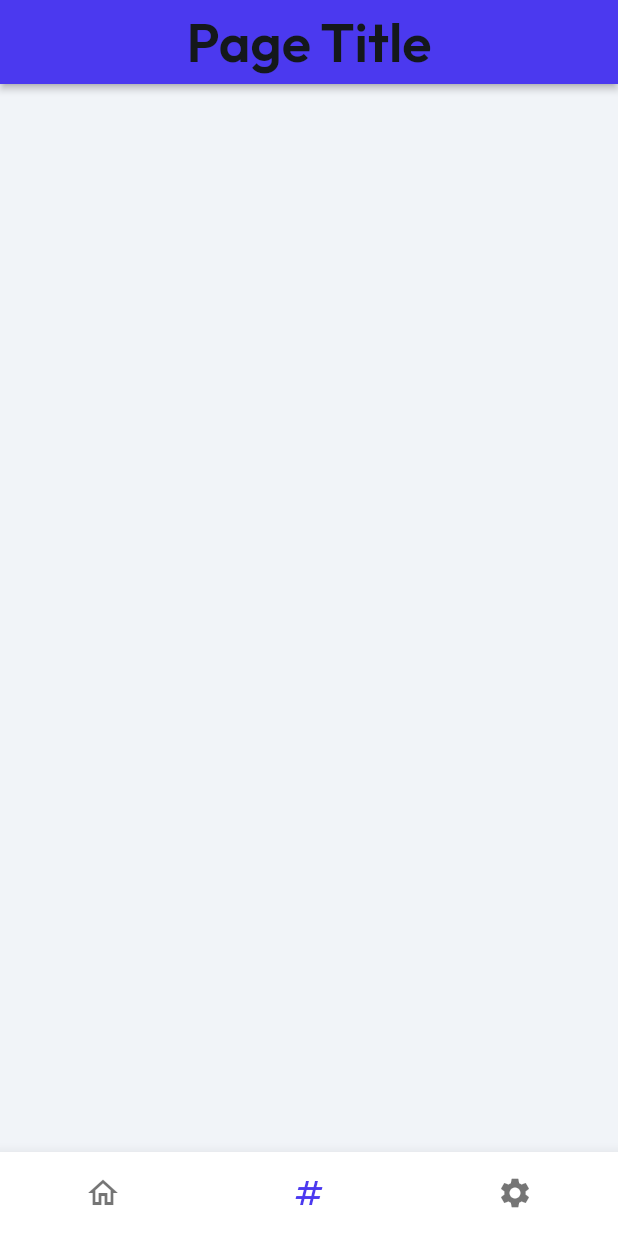
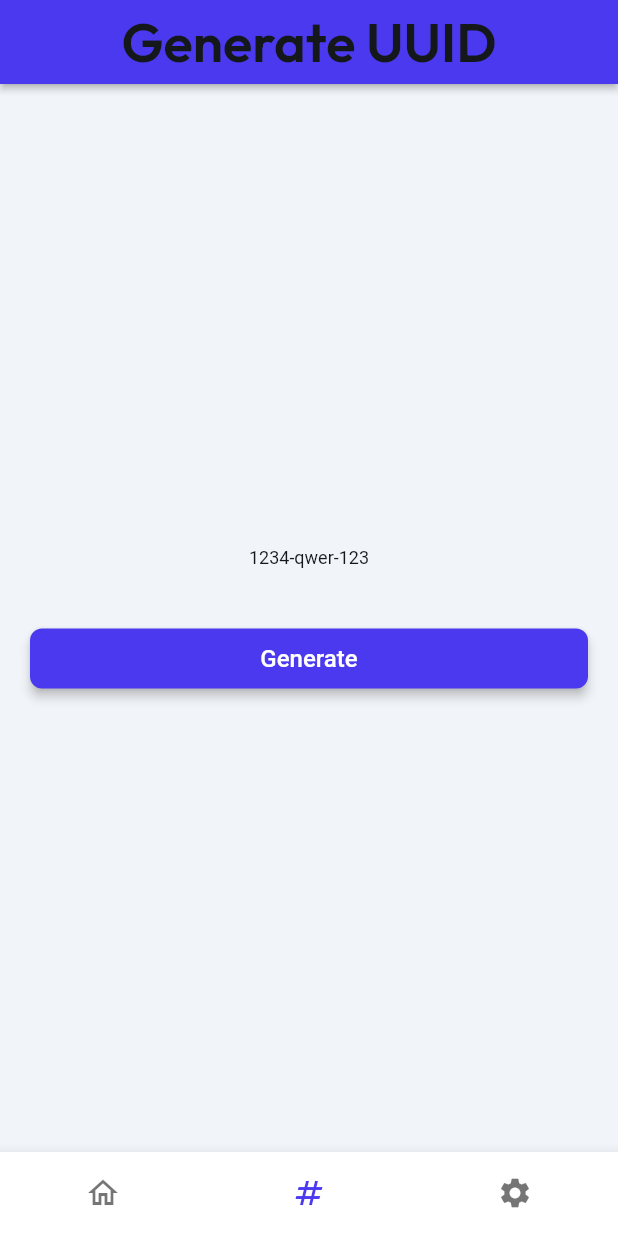
Before and after one commit to smarts-uz/flutterflow-custom-action, a Flutter app: the screen it shows after launch, item 2 of the bottom bar chosen, on a phone screen of 412 x 824 dp. Run offline on Flutter 3.47's test engine with Material 2 defaults, Android fonts, the phone set to English and light mode, and no system bars; drawn by our look-alikes of auto_size_text; our stand-ins replace font_awesome_flutter, from_css_color, go_router, google_fonts, page_transition, shared_preferences and 1 more; missing offline and left inert: json_path; network calls fail; Roboto replaces fonts that are missing (Readex Pro).

Commit message:
added uuidGenerate custom action

```diff
--- a/lib/uuid_generate_page/uuid_generate_page_model.dart
+++ b/lib/uuid_generate_page/uuid_generate_page_model.dart
@@ -1,6 +1,7 @@
 import '/flutter_flow/flutter_flow_theme.dart';
 import '/flutter_flow/flutter_flow_util.dart';
 import '/flutter_flow/flutter_flow_widgets.dart';
+import '/custom_code/actions/index.dart' as actions;
 import 'uuid_generate_page_widget.dart' show UuidGeneratePageWidget;
 import 'package:flutter/material.dart';
 import 'package:google_fonts/google_fonts.dart';
@@ -10,6 +11,8 @@ class UuidGeneratePageModel extends FlutterFlowModel<UuidGeneratePageWidget> {
   ///  State fields for stateful widgets in this page.
 
   final unfocusNode = FocusNode();
+  // Stores action output result for [Custom Action - uuidGenratorAction] action in Button widget.
+  String? uuid;
 
   /// Initialization and disposal methods.
 
--- a/lib/uuid_generate_page/uuid_generate_page_widget.dart
+++ b/lib/uuid_generate_page/uuid_generate_page_widget.dart
@@ -1,6 +1,7 @@
 import '/flutter_flow/flutter_flow_theme.dart';
 import '/flutter_flow/flutter_flow_util.dart';
 import '/flutter_flow/flutter_flow_widgets.dart';
+import '/custom_code/actions/index.dart' as actions;
 import 'package:flutter/material.dart';
 import 'package:google_fonts/google_fonts.dart';
 import 'package:provider/provider.dart';
@@ -49,7 +50,7 @@ class _UuidGeneratePageWidgetState extends State<UuidGeneratePageWidget> {
             mainAxisAlignment: MainAxisAlignment.center,
             children: [
               Text(
-                'Page Title',
+                'Generate UUID',
                 style: FlutterFlowTheme.of(context).displaySmall,
               ),
             ],
@@ -62,7 +63,49 @@ class _UuidGeneratePageWidgetState extends State<UuidGeneratePageWidget> {
           top: true,
           child: Column(
             mainAxisSize: MainAxisSize.max,
-            children: [],
+            mainAxisAlignment: MainAxisAlignment.center,
+            children: [
+              Padding(
+                padding: EdgeInsetsDirectional.fromSTEB(20.0, 20.0, 20.0, 20.0),
+                child: Text(
+                  valueOrDefault<String>(
+                    _model.uuid,
+                    '1234-qwer-123',
+                  ),
+                  style: FlutterFlowTheme.of(context).bodyMedium,
+                ),
+              ),
+              Padding(
+                padding: EdgeInsetsDirectional.fromSTEB(20.0, 20.0, 20.0, 20.0),
+                child: FFButtonWidget(
+                  onPressed: () async {
+                    _model.uuid = await actions.uuidGenratorAction();
+
+                    setState(() {});
+                  },
+                  text: 'Generate',
+                  options: FFButtonOptions(
+                    width: double.infinity,
+                    height: 40.0,
+                    padding:
+                        EdgeInsetsDirectional.fromSTEB(24.0, 0.0, 24.0, 0.0),
+                    iconPadding:
+                        EdgeInsetsDirectional.fromSTEB(0.0, 0.0, 0.0, 0.0),
+                    color: FlutterFlowTheme.of(context).primary,
+                    textStyle: FlutterFlowTheme.of(context).titleSmall.override(
+                          fontFamily: 'Readex Pro',
+                          color: Colors.white,
+                        ),
+                    elevation: 3.0,
+                    borderSide: BorderSide(
+                      color: Colors.transparent,
+                      width: 1.0,
+                    ),
+                    borderRadius: BorderRadius.circular(8.0),
+                  ),
+                ),
+              ),
+            ],
           ),
         ),
       ),
```
